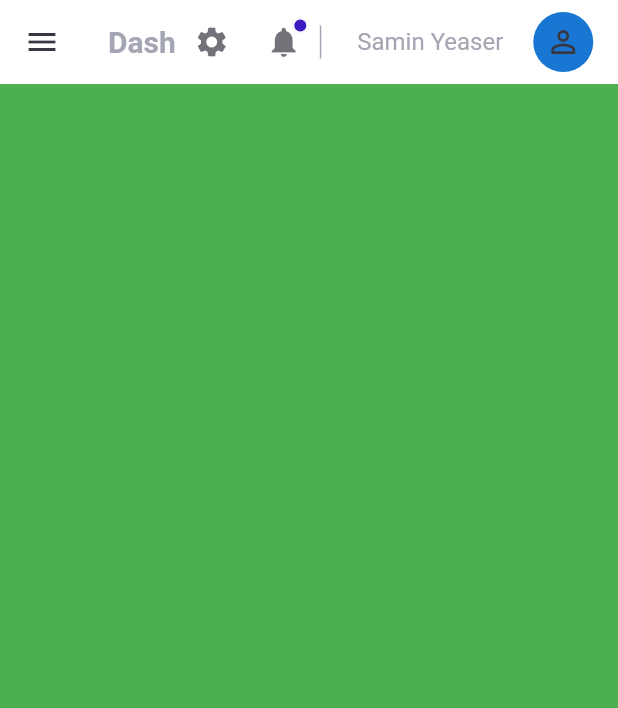
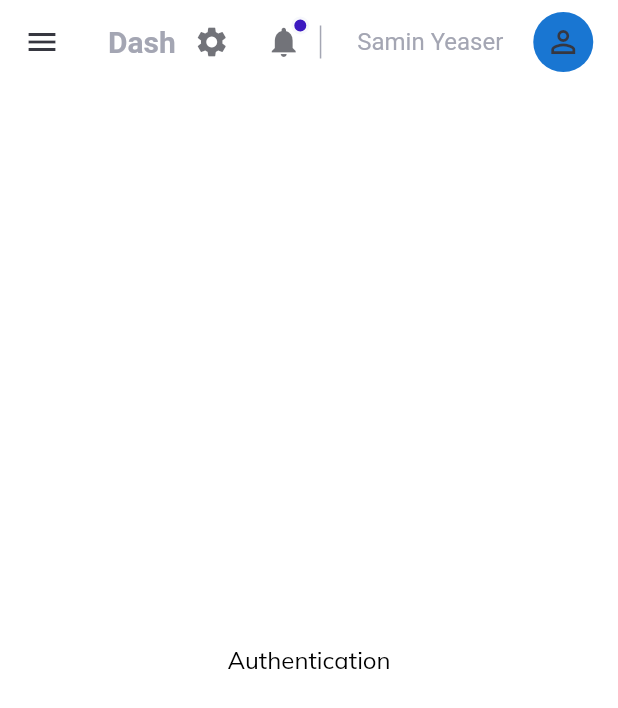
Before and after one commit to SaminYeaser/webapplicationflutter, a Flutter app: the screen it shows after launch, in the side drawer, after a tap on "Log Out", on a phone screen of 412 x 824 dp. Shown: the top 708 px of the screen. Run offline on Flutter 3.47's test engine with Material 2 defaults, Android fonts, the light colour scheme and no system bars; our stand-ins replace get, google_fonts; missing offline and left inert: dart:html.

Commit message:
pages and folders made

```diff
--- a/lib/constants/controllers.dart
+++ b/lib/constants/controllers.dart
@@ -1,3 +1,5 @@
 import 'package:webapplicationflutter/controllers/menuController.dart';
+import 'package:webapplicationflutter/controllers/navigationController.dart';
 
 MenuController menuController = MenuController.instance;
+NavigationController navigationController = NavigationController.instance;
--- /dev/null
+++ b/lib/controllers/navigationController.dart
@@ -0,0 +1,12 @@
+import 'package:flutter/cupertino.dart';
+import 'package:get/get.dart';
+
+class NavigationController extends GetxController{
+  static NavigationController instance = Get.find();
+  final GlobalKey<NavigatorState> navigationKey = GlobalKey();
+
+  Future<dynamic> navigateTo(String routeName){
+    return navigationKey.currentState!.pushNamed(routeName);
+  }
+  goBack() => navigationKey.currentState!.pop();
+}
--- /dev/null
+++ b/lib/helper/localNavigator.dart
@@ -0,0 +1,10 @@
+import 'package:flutter/cupertino.dart';
+import 'package:webapplicationflutter/constants/controllers.dart';
+import 'package:webapplicationflutter/routing/router.dart';
+import 'package:webapplicationflutter/routing/routes.dart';
+
+Navigator localNavigator()=> Navigator(
+ key: navigationController.navigationKey,
+  initialRoute: OverViewPageRoute,
+ onGenerateRoute: generateRoute,
+);
--- a/lib/main.dart
+++ b/lib/main.dart
@@ -2,10 +2,13 @@ import 'package:flutter/material.dart';
 import 'package:get/get.dart';
 import 'package:google_fonts/google_fonts.dart';
 import 'package:webapplicationflutter/controllers/menuController.dart';
+
+import 'controllers/navigationController.dart';
 import 'sitelayout.dart';
 
 void main() {
   Get.put(MenuController());
+  Get.put(NavigationController());
   runApp(MyApp());
 }
 
--- /dev/null
+++ b/lib/pages/authentication/authentication.dart
@@ -0,0 +1,13 @@
+import 'package:flutter/material.dart';
+import 'package:webapplicationflutter/widgets/custom_texts.dart';
+
+class Authentication extends StatelessWidget {
+  const Authentication({Key? key}) : super(key: key);
+
+  @override
+  Widget build(BuildContext context) {
+    return Center(
+      child: Customtext(text: 'Authentication',),
+    );
+  }
+}
--- /dev/null
+++ b/lib/pages/overview/overview.dart
@@ -0,0 +1,13 @@
+import 'package:flutter/material.dart';
+import 'package:webapplicationflutter/widgets/custom_texts.dart';
+
+class OverViewPage extends StatelessWidget {
+  const OverViewPage({Key? key}) : super(key: key);
+
+  @override
+  Widget build(BuildContext context) {
+    return Center(
+      child: Customtext(text: 'OverView',),
+    );
+  }
+}
--- /dev/null
+++ b/lib/routing/router.dart
@@ -0,0 +1,27 @@
+import 'dart:html';
+
+import 'package:flutter/cupertino.dart';
+import 'package:flutter/material.dart';
+import 'package:webapplicationflutter/pages/authentication/authentication.dart';
+import 'package:webapplicationflutter/pages/clients/clients.dart';
+import 'package:webapplicationflutter/pages/drivers/driver.dart';
+import 'package:webapplicationflutter/pages/overview/overview.dart';
+import 'package:webapplicationflutter/routing/routes.dart';
+
+Route<dynamic> generateRoute(RouteSettings settings){
+  switch(settings.name){
+    case OverViewPageRoute:
+      return _getPageRoute(OverViewPage());
+    case DriversPageRoute:
+      return _getPageRoute(Driver());
+    case ClientPageRoute:
+      return _getPageRoute(Clients());
+    case AuthenticationPageRoute:
+      return _getPageRoute(Authentication());
+    default:
+      return _getPageRoute(OverViewPage());
+  }
+}
+PageRoute _getPageRoute(Widget child){
+  return MaterialPageRoute(builder: (context)=>child);
+}
--- a/lib/widgets/large_screen.dart
+++ b/lib/widgets/large_screen.dart
@@ -1,4 +1,5 @@
 import 'package:flutter/material.dart';
+import 'package:webapplicationflutter/helper/localNavigator.dart';
 import 'package:webapplicationflutter/widgets/sideMenuItems.dart';
 import 'package:webapplicationflutter/widgets/sideMneu.dart';
 
@@ -14,9 +15,7 @@ class LargeScreen extends StatelessWidget {
         ),
         Expanded(
             flex: 5,
-            child: Container(
-              color: Colors.blue,
-            ))
+            child: localNavigator())
       ],
     );
   }
--- a/lib/widgets/sideMneu.dart
+++ b/lib/widgets/sideMneu.dart
@@ -45,7 +45,9 @@ class SideMenu extends StatelessWidget {
                 }
                 if(!menuController.isActive(itemName)){
                   menuController.changeActiveItemTo(itemName);
-                  if(Responsiveness.isSmallScreen(context)) Get.back();
+                  if(Responsiveness.isSmallScreen(context))
+                    Get.back();
+                    navigationController.navigateTo(itemName);
                 }
               },
             )).toList(),
--- a/lib/widgets/small_screen.dart
+++ b/lib/widgets/small_screen.dart
@@ -1,13 +1,11 @@
 import 'package:flutter/material.dart';
+import 'package:webapplicationflutter/helper/localNavigator.dart';
 
 class SmallScreen extends StatelessWidget {
   const SmallScreen({Key? key}) : super(key: key);
 
   @override
   Widget build(BuildContext context) {
-    return Container(
-      constraints: BoxConstraints.expand(),
-      color: Colors.green,
-    );
+    return localNavigator();
   }
 }
```
Also changed, not shown: lib/pages/clients/clients.dart (added, +13 -0 lines), lib/pages/drivers/driver.dart (added, +13 -0 lines).
